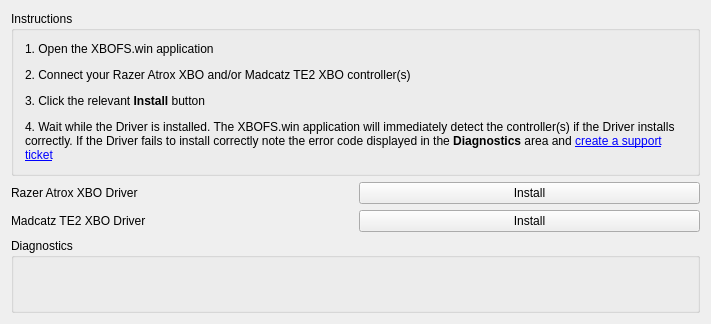
Old version of the form DriverManager/DriverManager.ui in the repository OOPMan/XBOFS.win.
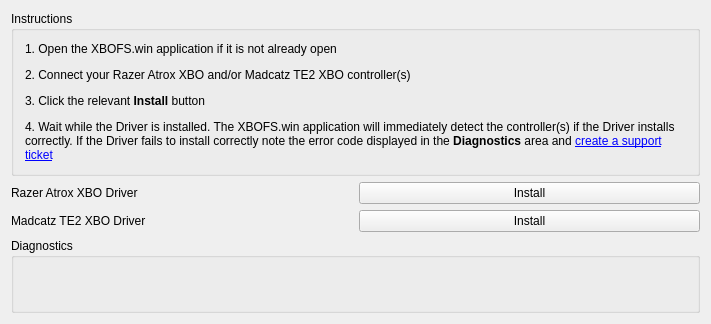
New version of the form. Icons and pictures are not drawn.

Commit message: #5: Updated Driver Manager instructions

What changed in the file:
```diff
--- a/DriverManager/DriverManager.ui
+++ b/DriverManager/DriverManager.ui
@@ -90,7 +90,7 @@
           <enum>QFrame::NoFrame</enum>
          </property>
          <property name="text">
-          <string>&lt;html&gt;&lt;head/&gt;&lt;body&gt;&lt;p&gt;1. Open the XBOFS.win application&lt;/p&gt;&lt;p&gt;2. Connect your Razer Atrox XBO and/or Madcatz TE2 XBO controller(s)&lt;/p&gt;&lt;p&gt;3. Click the relevant &lt;span style=&quot; font-weight:700;&quot;&gt;Install&lt;/span&gt; button&lt;/p&gt;&lt;p&gt;4. Wait while the Driver is installed. The XBOFS.win application will immediately detect the controller(s) if the Driver installs correctly. If the Driver fails to install correctly note the error code displayed in the &lt;span style=&quot; font-weight:700;&quot;&gt;Diagnostics&lt;/span&gt; area and &lt;a href=&quot;https://github.com/OOPMan/XBOFS.win/issues/new&quot;&gt;&lt;span style=&quot; text-decoration: underline; color:#0000ff;&quot;&gt;create a support ticket&lt;/span&gt;&lt;/a&gt;&lt;/p&gt;&lt;/body&gt;&lt;/html&gt;</string>
+          <string>&lt;html&gt;&lt;head/&gt;&lt;body&gt;&lt;p&gt;1. Open the XBOFS.win application if it is not already open&lt;/p&gt;&lt;p&gt;2. Connect your Razer Atrox XBO and/or Madcatz TE2 XBO controller(s)&lt;/p&gt;&lt;p&gt;3. Click the relevant &lt;span style=&quot; font-weight:700;&quot;&gt;Install&lt;/span&gt; button&lt;/p&gt;&lt;p&gt;4. Wait while the Driver is installed. The XBOFS.win application will immediately detect the controller(s) if the Driver installs correctly. If the Driver fails to install correctly note the error code displayed in the &lt;span style=&quot; font-weight:700;&quot;&gt;Diagnostics&lt;/span&gt; area and &lt;a href=&quot;https://github.com/OOPMan/XBOFS.win/issues/new&quot;&gt;&lt;span style=&quot; text-decoration: underline; color:#0000ff;&quot;&gt;create a support ticket&lt;/span&gt;&lt;/a&gt;&lt;/p&gt;&lt;/body&gt;&lt;/html&gt;</string>
          </property>
          <property name="wordWrap">
           <bool>true</bool>
```
